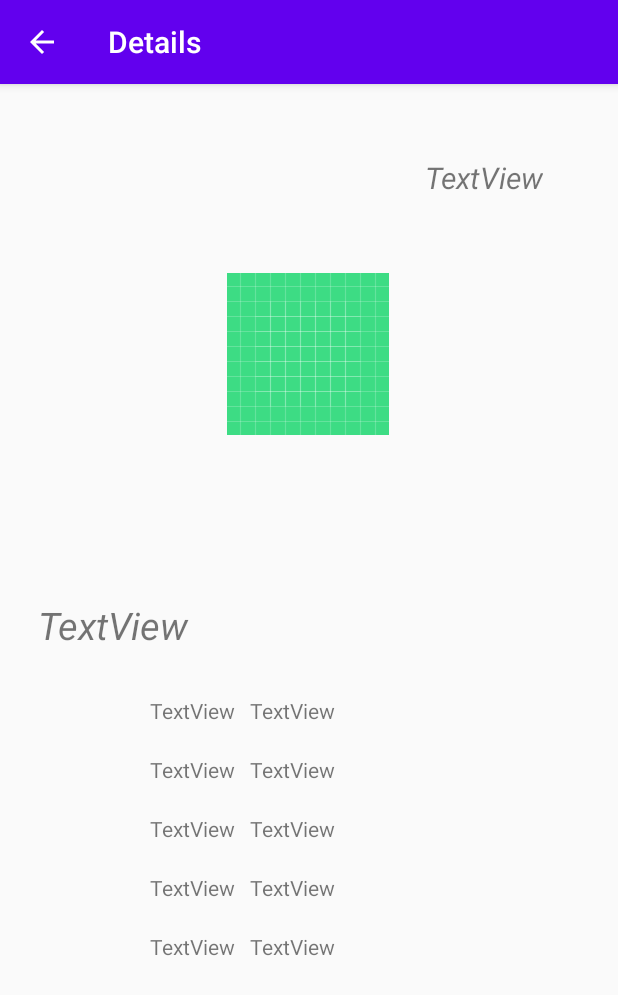
After one commit to Fronter07/MyApplication, an Android app: the SecondActivity screen opened directly, with no data from a screen before it, on a phone screen of 412 x 824 dp. The commit adds this screen. Shown: the top 995 px of the screen. Run offline under Robolectric (Android 15) with nearby library versions, the phone set to English and light mode, and no system bars.

Commit message:
Add API-Rest + add activity

```diff
--- a/app/build.gradle
+++ b/app/build.gradle
@@ -40,4 +40,7 @@ dependencies {
 
     implementation 'com.squareup.retrofit2:retrofit:2.1.0'
     implementation 'com.squareup.retrofit2:converter-gson:2.1.0'
+
+    implementation 'com.github.bumptech.glide:glide:4.6.1'
+    annotationProcessor 'com.github.bumptech.glide:compiler:4.6.1'
 }
--- a/app/src/main/AndroidManifest.xml
+++ b/app/src/main/AndroidManifest.xml
@@ -2,7 +2,7 @@
 <manifest xmlns:android="http://schemas.android.com/apk/res/android"
     package="com.example.myapplication">
 
-    <uses-permission android:name="android.permission.INTERNET"/>
+    <uses-permission android:name="android.permission.INTERNET" />
 
     <application
         android:allowBackup="true"
@@ -11,6 +11,9 @@
         android:roundIcon="@mipmap/ic_launcher_round"
         android:supportsRtl="true"
         android:theme="@style/AppTheme">
+        <activity android:name=".SecondActivity"
+            android:parentActivityName=".MainActivity"
+            android:label="Details"/>
         <activity
             android:name=".MainActivity"
             android:label="@string/app_name"
--- a/app/src/main/java/com/example/myapplication/ListAdapter.java
+++ b/app/src/main/java/com/example/myapplication/ListAdapter.java
@@ -1,16 +1,23 @@
 package com.example.myapplication;
 
+import android.content.Context;
+import android.content.Intent;
 import android.view.LayoutInflater;
 import android.view.View;
 import android.view.ViewGroup;
+import android.widget.ImageView;
 import android.widget.TextView;
 
+import androidx.constraintlayout.widget.ConstraintLayout;
 import androidx.recyclerview.widget.RecyclerView;
+
+import com.bumptech.glide.Glide;
 
 import java.util.List;
 
 public class ListAdapter extends RecyclerView.Adapter<ListAdapter.ViewHolder> {
     private List<Pokemon> values;
+    private Context context;
 
     // Provide a reference to the views for each data item
     // Complex data items may need more than one view per item, and
@@ -19,6 +26,7 @@ public class ListAdapter extends RecyclerView.Adapter<ListAdapter.ViewHolder> {
         // each data item is just a string in this case
         public TextView txtHeader;
         public TextView txtFooter;
+        public ImageView iconChampion;
         public View layout;
 
         public ViewHolder(View v) {
@@ -26,6 +34,7 @@ public class ListAdapter extends RecyclerView.Adapter<ListAdapter.ViewHolder> {
             layout = v;
             txtHeader = (TextView) v.findViewById(R.id.firstLine);
             txtFooter = (TextView) v.findViewById(R.id.secondLine);
+            iconChampion = (ImageView) v.findViewById(R.id.icon);
         }
     }
 
@@ -40,8 +49,9 @@ public class ListAdapter extends RecyclerView.Adapter<ListAdapter.ViewHolder> {
     }
 
     // Provide a suitable constructor (depends on the kind of dataset)
-    public ListAdapter(List<Pokemon> myDataset) {
+    public ListAdapter(List<Pokemon> myDataset, Context activity) {
         values = myDataset;
+        context = activity;
     }
 
     // Create new views (invoked by the layout manager)
@@ -65,7 +75,18 @@ public class ListAdapter extends RecyclerView.Adapter<ListAdapter.ViewHolder> {
         // - replace the contents of the view with that element
         final Pokemon currentPokemon = values.get(position);
         holder.txtHeader.setText(currentPokemon.getName());
-        holder.txtFooter.setText(currentPokemon.getUrl());
+        holder.txtFooter.setText(currentPokemon.getPosition());
+        Glide.with(holder.itemView.getContext()).load(currentPokemon.getIcon()).into(holder.iconChampion);
+        holder.txtHeader.setOnClickListener(new View.OnClickListener() {
+            @Override
+            public void onClick(View v) {
+                //openNewActivity();
+                Intent intent = new Intent(context, SecondActivity.class);
+                intent.putExtra("name", currentPokemon.getName());
+                intent.putExtra("position", currentPokemon.getPosition());
+                context.startActivity(intent);
+            }
+        });
     }
 
     // Return the size of your dataset (invoked by the layout manager)
--- a/app/src/main/java/com/example/myapplication/MainActivity.java
+++ b/app/src/main/java/com/example/myapplication/MainActivity.java
@@ -35,7 +35,7 @@ public class MainActivity extends AppCompatActivity {
     private RecyclerView recyclerView;
     private ListAdapter mAdapter;
     private RecyclerView.LayoutManager layoutManager;
-    private static final String BASE_URL = "https://pokeapi.co/";
+    private static final String BASE_URL = "https://raw.githubusercontent.com/Fronter07/LoL-Champions/master/";
     private SharedPreferences sharedPreferences;
     private Gson gson;
 
@@ -51,11 +51,11 @@ public class MainActivity extends AppCompatActivity {
 
         List<Pokemon> pokemonList = getDataFromCache();
 
-        if(pokemonList != null){
-            showList(pokemonList);
-        } else {
+        //if(pokemonList != null){
+        //    showList(pokemonList);
+       // } else {
             makeApiCall();
-        }
+        //}
     }
 
     private List<Pokemon> getDataFromCache() {
@@ -83,7 +83,7 @@ public class MainActivity extends AppCompatActivity {
         layoutManager = new LinearLayoutManager(this);
         recyclerView.setLayoutManager(layoutManager);
 
-        mAdapter = new ListAdapter(pokemonList);
+        mAdapter = new ListAdapter(pokemonList, MainActivity.this);
         recyclerView.setAdapter(mAdapter);
     }
 
@@ -129,7 +129,7 @@ public class MainActivity extends AppCompatActivity {
     }
 
     private void showError() {
-        //Enculé de Zach
+
         Toast.makeText(getApplicationContext(), "API ERROR", Toast.LENGTH_SHORT).show();
     }
 }
--- a/app/src/main/java/com/example/myapplication/PokeAPI.java
+++ b/app/src/main/java/com/example/myapplication/PokeAPI.java
@@ -4,7 +4,7 @@ import retrofit2.Call;
 import retrofit2.http.GET;
 
 public interface PokeAPI {
-    @GET("/api/v2/pokemon")
+    @GET("champions.json")
     Call<RestPokemonResponse> getPokemonResponse();
 
     @GET("/api/v2/ability")
--- a/app/src/main/java/com/example/myapplication/Pokemon.java
+++ b/app/src/main/java/com/example/myapplication/Pokemon.java
@@ -3,6 +3,8 @@ package com.example.myapplication;
 public class Pokemon {
     private String name;
     private String url;
+    private String position;
+    private String icon;
 
     public String getName() {
         return name;
@@ -11,4 +13,12 @@ public class Pokemon {
     public String getUrl() {
         return url;
     }
+
+    public String getPosition() {
+        return position;
+    }
+
+    public String getIcon() {
+        return icon;
+    }
 }
--- /dev/null
+++ b/app/src/main/java/com/example/myapplication/SecondActivity.java
@@ -0,0 +1,44 @@
+package com.example.myapplication;
+
+import androidx.appcompat.app.AppCompatActivity;
+
+import android.content.Intent;
+import android.os.Bundle;
+import android.widget.ImageView;
+import android.widget.TextView;
+import android.widget.Toast;
+
+public class SecondActivity extends AppCompatActivity {
+
+    ImageView imageChampion;
+    TextView nameChampion, role, difficulty, competance, passif, spell_Q, spell_Z, spell_E, spell_R, descriptionQ, descriptionZ, descriptionE, descriptionR;
+    String d_name, d_position;
+
+    @Override
+    protected void onCreate(Bundle savedInstanceState) {
+        super.onCreate(savedInstanceState);
+        setContentView(R.layout.activity_second);
+        Intent intent = getIntent();
+
+        imageChampion = findViewById(R.id.imageChampion);
+        nameChampion = findViewById(R.id.nameChampion);
+        role = findViewById(R.id.role);
+        difficulty = findViewById(R.id.difficulty);
+        competance = findViewById(R.id.competance);
+        passif = findViewById(R.id.passif);
+        spell_Q = findViewById(R.id.spell_Q);
+        spell_Z = findViewById(R.id.spell_Z);
+        spell_E = findViewById(R.id.spell_E);
+        spell_R = findViewById(R.id.spell_R);
+        descriptionQ = findViewById(R.id.descriptionQ);
+        descriptionZ = findViewById(R.id.descriptionZ);
+        descriptionE = findViewById(R.id.descriptionE);
+        descriptionR = findViewById(R.id.descriptionR);
+
+        d_name = intent.getStringExtra("name");
+        d_position = intent.getStringExtra("position");
+
+        nameChampion.setText(d_name);
+        role.setText(d_position);
+    }
+}
--- /dev/null
+++ b/app/src/main/res/layout/activity_second.xml
@@ -0,0 +1,183 @@
+<?xml version="1.0" encoding="utf-8"?>
+<androidx.constraintlayout.widget.ConstraintLayout xmlns:android="http://schemas.android.com/apk/res/android"
+    xmlns:app="http://schemas.android.com/apk/res-auto"
+    xmlns:tools="http://schemas.android.com/tools"
+    android:layout_width="match_parent"
+    android:layout_height="match_parent"
+    tools:context=".SecondActivity">
+
+    <ImageView
+        android:id="@+id/imageChampion"
+        android:layout_width="wrap_content"
+        android:layout_height="wrap_content"
+        app:layout_constraintBottom_toBottomOf="parent"
+        app:layout_constraintEnd_toEndOf="parent"
+        app:layout_constraintHorizontal_bias="0.498"
+        app:layout_constraintStart_toStartOf="parent"
+        app:layout_constraintTop_toTopOf="parent"
+        app:layout_constraintVertical_bias="0.191"
+        app:srcCompat="@drawable/ic_launcher_background"
+        tools:ignore="VectorDrawableCompat" />
+
+    <TextView
+        android:id="@+id/nameChampion"
+        android:layout_width="wrap_content"
+        android:layout_height="wrap_content"
+        android:layout_marginTop="20dp"
+        android:text="TextView"
+        android:textSize="40sp"
+        android:textStyle="bold"
+        app:layout_constraintEnd_toEndOf="parent"
+        app:layout_constraintStart_toStartOf="parent"
+        app:layout_constraintTop_toBottomOf="@+id/imageChampion" />
+
+    <TextView
+        android:id="@+id/spell_R"
+        android:layout_width="wrap_content"
+        android:layout_height="wrap_content"
+        android:layout_marginStart="100dp"
+        android:layout_marginLeft="100dp"
+        android:layout_marginTop="20dp"
+        android:text="TextView"
+        app:layout_constraintStart_toStartOf="parent"
+        app:layout_constraintTop_toBottomOf="@+id/spell_E" />
+
+    <TextView
+        android:id="@+id/spell_Q"
+        android:layout_width="wrap_content"
+        android:layout_height="wrap_content"
+        android:layout_marginStart="100dp"
+        android:layout_marginLeft="100dp"
+        android:layout_marginTop="20dp"
+        android:text="TextView"
+        app:layout_constraintStart_toStartOf="parent"
+        app:layout_constraintTop_toBottomOf="@+id/passif" />
+
+    <TextView
+        android:id="@+id/spell_Z"
+        android:layout_width="wrap_content"
+        android:layout_height="wrap_content"
+        android:layout_marginStart="100dp"
+        android:layout_marginLeft="100dp"
+        android:layout_marginTop="20dp"
+        android:text="TextView"
+        app:layout_constraintStart_toStartOf="parent"
+        app:layout_constraintTop_toBottomOf="@+id/spell_Q" />
+
+    <TextView
+        android:id="@+id/spell_E"
+        android:layout_width="wrap_content"
+        android:layout_height="wrap_content"
+        android:layout_marginStart="100dp"
+        android:layout_marginLeft="100dp"
+        android:layout_marginTop="20dp"
+        android:text="TextView"
+        app:layout_constraintStart_toStartOf="parent"
+        app:layout_constraintTop_toBottomOf="@+id/spell_Z" />
+
+    <TextView
+        android:id="@+id/passif"
+        android:layout_width="wrap_content"
+        android:layout_height="wrap_content"
+        android:layout_marginStart="100dp"
+        android:layout_marginLeft="100dp"
+        android:layout_marginTop="100dp"
+        android:text="TextView"
+        app:layout_constraintStart_toStartOf="parent"
+        app:layout_constraintTop_toBottomOf="@+id/nameChampion" />
+
+    <TextView
+        android:id="@+id/competance"
+        android:layout_width="wrap_content"
+        android:layout_height="wrap_content"
+        android:layout_marginStart="25dp"
+        android:layout_marginLeft="25dp"
+        android:layout_marginBottom="30dp"
+        android:text="TextView"
+        android:textSize="25sp"
+        android:textStyle="italic"
+        app:layout_constraintBottom_toTopOf="@+id/passif"
+        app:layout_constraintStart_toStartOf="parent" />
+
+    <TextView
+        android:id="@+id/role"
+        android:layout_width="wrap_content"
+        android:layout_height="wrap_content"
+        android:layout_marginStart="50dp"
+        android:layout_marginLeft="50dp"
+        android:layout_marginBottom="50dp"
+        android:text="TextView"
+        android:textSize="20sp"
+        android:textStyle="italic"
+        app:layout_constraintBottom_toTopOf="@+id/imageChampion"
+        app:layout_constraintStart_toStartOf="parent" />
+
+    <TextView
+        android:id="@+id/difficulty"
+        android:layout_width="wrap_content"
+        android:layout_height="wrap_content"
+        android:layout_marginEnd="50dp"
+        android:layout_marginRight="50dp"
+        android:layout_marginBottom="50dp"
+        android:text="TextView"
+        android:textSize="20sp"
+        android:textStyle="italic"
+        app:layout_constraintBottom_toTopOf="@+id/imageChampion"
+        app:layout_constraintEnd_toEndOf="parent" />
+
+    <TextView
+        android:id="@+id/descriptionPassif"
+        android:layout_width="wrap_content"
+        android:layout_height="wrap_content"
+        android:layout_marginStart="10dp"
+        android:layout_marginLeft="10dp"
+        android:layout_marginBottom="20dp"
+        android:text="TextView"
+        app:layout_constraintBottom_toTopOf="@+id/spell_Q"
+        app:layout_constraintStart_toEndOf="@+id/passif" />
+
+    <TextView
+        android:id="@+id/descriptionQ"
+        android:layout_width="wrap_content"
+        android:layout_height="wrap_content"
+        android:layout_marginStart="10dp"
+        android:layout_marginLeft="10dp"
+        android:layout_marginBottom="20dp"
+        android:text="TextView"
+        app:layout_constraintBottom_toTopOf="@+id/spell_Z"
+        app:layout_constraintStart_toEndOf="@+id/spell_Q" />
+
+    <TextView
+        android:id="@+id/descriptionZ"
+        android:layout_width="wrap_content"
+        android:layout_height="wrap_content"
+        android:layout_marginStart="10dp"
+        android:layout_marginLeft="10dp"
+        android:layout_marginBottom="20dp"
+        android:text="TextView"
+        app:layout_constraintBottom_toTopOf="@+id/spell_E"
+        app:layout_constraintStart_toEndOf="@+id/spell_Z" />
+
+    <TextView
+        android:id="@+id/descriptionE"
+        android:layout_width="wrap_content"
+        android:layout_height="wrap_content"
+        android:layout_marginStart="10dp"
+        android:layout_marginLeft="10dp"
+        android:layout_marginBottom="20dp"
+        android:text="TextView"
+        app:layout_constraintBottom_toTopOf="@+id/spell_R"
+        app:layout_constraintStart_toEndOf="@+id/spell_E" />
+
+    <TextView
+        android:id="@+id/descriptionR"
+        android:layout_width="wrap_content"
+        android:layout_height="wrap_content"
+        android:layout_marginStart="10dp"
+        android:layout_marginLeft="10dp"
+        android:layout_marginTop="20dp"
+        android:text="TextView"
+        app:layout_constraintStart_toEndOf="@+id/spell_R"
+        app:layout_constraintTop_toBottomOf="@+id/descriptionE" />
+
+</androidx.constraintlayout.widget.ConstraintLayout>
--- a/app/src/main/res/layout/row_layout.xml
+++ b/app/src/main/res/layout/row_layout.xml
@@ -2,7 +2,8 @@
 <RelativeLayout xmlns:android="http://schemas.android.com/apk/res/android"
     android:layout_width="fill_parent"
     android:layout_height="?android:attr/listPreferredItemHeight"
-    android:padding="6dip" >
+    android:padding="6dip"
+    android:id="@+id/mainLayout">
 
     <ImageView
         android:id="@+id/icon"
```
